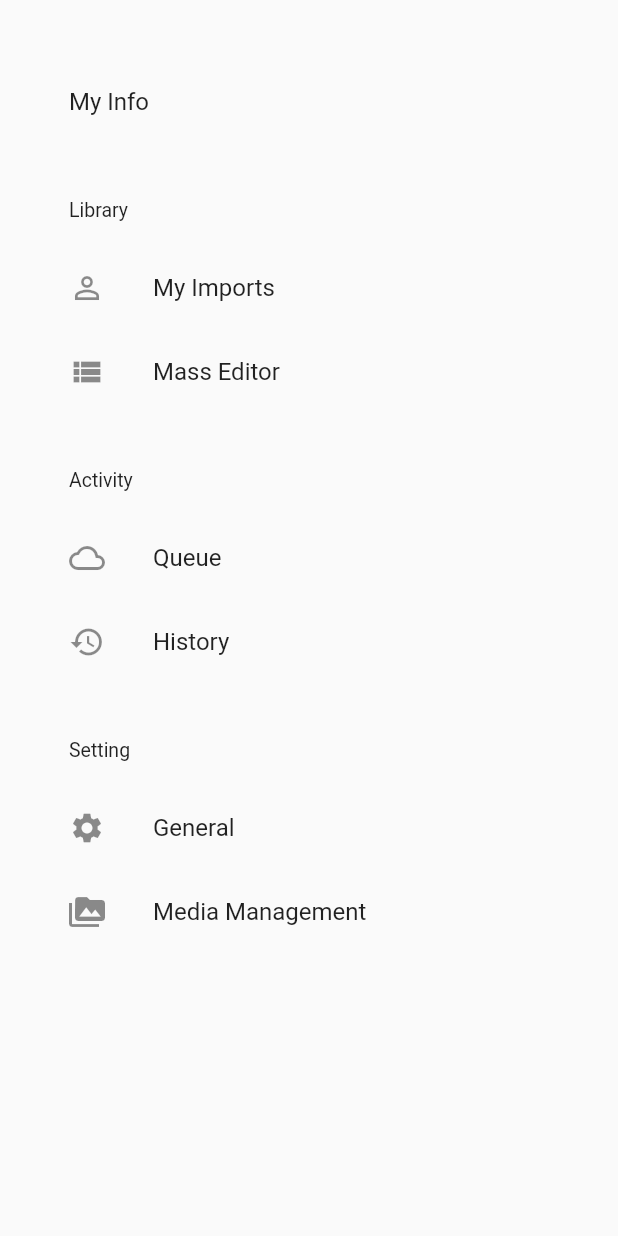
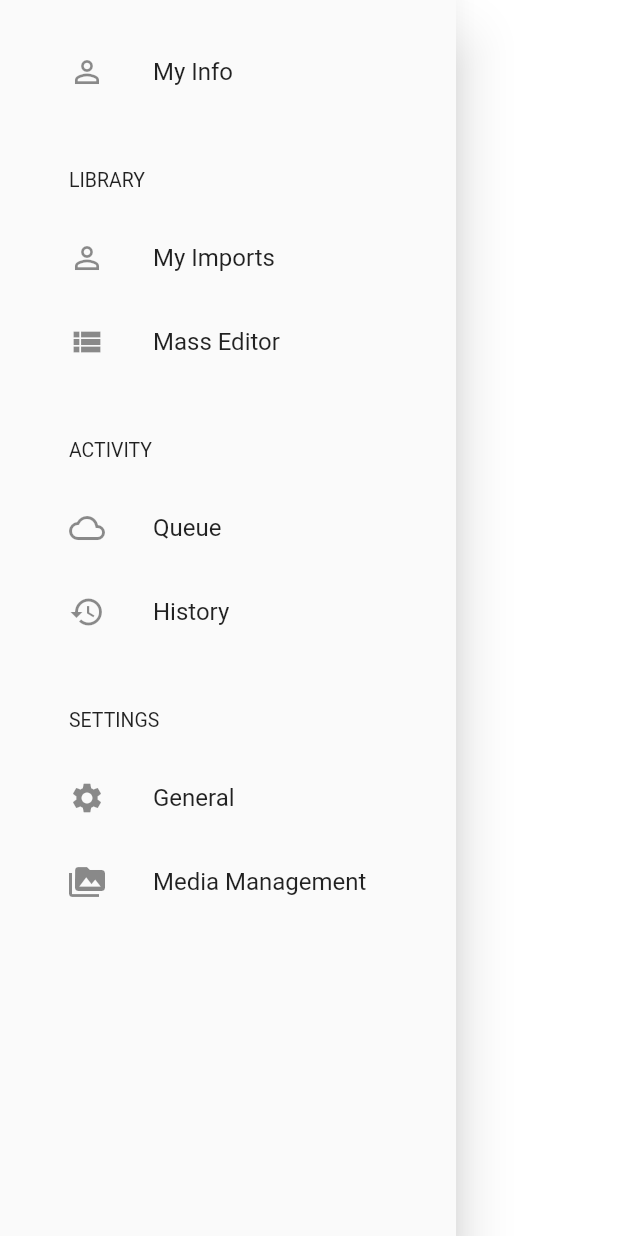
Before and after one commit to Mr-Quin/my_flutter, a Flutter app: the screen it shows after launch, on a phone screen of 412 x 824 dp. Run offline on Flutter 3.47's test engine with Material 2 defaults, Android fonts, the phone set to English and light mode, and no system bars.

Commit message:
split classes to different files

```diff
--- /dev/null
+++ b/lib/app.dart
@@ -0,0 +1,13 @@
+import 'package:flutter/material.dart';
+import 'sidebar.dart';
+
+class App extends StatelessWidget {
+  const App({Key? key}) : super(key: key);
+
+  @override
+  Widget build(BuildContext context) {
+    return Row(
+      children: [SideBar(), Container()],
+    );
+  }
+}
--- a/lib/main.dart
+++ b/lib/main.dart
@@ -1,90 +1,4 @@
-// Copyright 2018 The Flutter team. All rights reserved.
-// Use of this source code is governed by a BSD-style license that can be
-// found in the LICENSE file.
-
 import 'package:flutter/material.dart';
-import 'package:english_words/english_words.dart';
+import 'app.dart';
 
 void main() => runApp(MaterialApp(home: App()));
-
-class App extends StatelessWidget {
-  const App({Key? key}) : super(key: key);
-
-  @override
-  Widget build(BuildContext context) {
-    return Container(width: 50, child: SideBar());
-  }
-}
-
-class SideBar extends StatelessWidget {
-  const SideBar({Key? key}) : super(key: key);
-
-  @override
-  Widget build(BuildContext context) {
-    return Drawer(
-      child: ListView(
-        padding: EdgeInsets.only(left: 30, top: 20),
-        children: const <Widget>[
-          DrawerSection(
-              children: const <Widget>[ListTile(title: Text('My Info'))]),
-          DrawerSection(title: 'Library', children: const <Widget>[
-            ListTile(
-              leading: Icon(Icons.person_outline),
-              title: Text('My Imports'),
-            ),
-            ListTile(
-              leading: Icon(Icons.view_list),
-              title: Text('Mass Editor'),
-            ),
-          ]),
-          DrawerSection(title: 'Activity', children: const <Widget>[
-            ListTile(
-              leading: Icon(Icons.wb_cloudy_outlined),
-              title: Text('Queue'),
-            ),
-            ListTile(
-              leading: Icon(Icons.history),
-              title: Text('History'),
-            ),
-          ]),
-          DrawerSection(title: 'Setting', children: const <Widget>[
-            ListTile(
-              leading: Icon(Icons.settings),
-              title: Text('General'),
-            ),
-            ListTile(
-              leading: Icon(Icons.perm_media),
-              title: Text('Media Management'),
-            ),
-          ]),
-        ],
-      ),
-    );
-  }
-}
-
-class DrawerSection extends StatelessWidget {
-  const DrawerSection({Key? key, this.title, required this.children})
-      : super(key: key);
-
-  final String? title;
-  final List<Widget> children;
-
-  @override
-  Widget build(BuildContext context) {
-    return Padding(
-        padding: EdgeInsets.only(top: 20),
-        child: Column(
-          children: <Widget>[
-            // if title is not null, display a title tile
-            (title != null
-                ? ListTile(
-                    title: Text(title!),
-                    dense: true,
-                  )
-                : Container()),
-            ...children
-          ],
-        ));
-  }
-}
--- /dev/null
+++ b/lib/sidebar.dart
@@ -0,0 +1,92 @@
+import 'package:flutter/material.dart';
+
+class SideBar extends StatefulWidget {
+  const SideBar({Key? key}) : super(key: key);
+
+  @override
+  _SideBarState createState() => _SideBarState();
+}
+
+class _SideBarState extends State<SideBar> {
+  String _selected = '';
+
+  Widget _makeTile(String title, IconData icon) {
+    bool isSelected = title == _selected;
+
+    TextStyle style = isSelected ? TextStyle(color: Colors.cyan) : TextStyle();
+
+    return ListTile(
+      leading: Icon(icon),
+      title: Text(title, style: style),
+      onTap: () {
+        setState(() {
+          if (isSelected) {
+            _selected = '';
+          } else {
+            _selected = title;
+          }
+        });
+      },
+    );
+  }
+
+  void _handleTap(String title) {
+    setState(() {
+      if (title == _selected) {
+        _selected = '';
+      } else {
+        _selected = title;
+      }
+    });
+  }
+
+  @override
+  Widget build(BuildContext context) {
+    return Drawer(
+      child: ListView(
+        padding: const EdgeInsets.only(left: 30, top: 20),
+        children: <Widget>[
+          _makeTile('My Info', Icons.person_outline),
+          SideBarSection(title: 'Library', children: <Widget>[
+            _makeTile('My Imports', Icons.person_outline),
+            _makeTile('Mass Editor', Icons.view_list),
+          ]),
+          SideBarSection(title: 'Activity', children: <Widget>[
+            _makeTile('Queue', Icons.wb_cloudy_outlined),
+            _makeTile('History', Icons.history),
+          ]),
+          SideBarSection(title: 'Settings', children: <Widget>[
+            _makeTile('General', Icons.settings),
+            _makeTile('Media Management', Icons.perm_media),
+          ]),
+        ],
+      ),
+    );
+  }
+}
+
+class SideBarSection extends StatelessWidget {
+  const SideBarSection({Key? key, this.title, required this.children})
+      : super(key: key);
+
+  final String? title;
+  final List<Widget> children;
+
+  @override
+  Widget build(BuildContext context) {
+    return Padding(
+        padding: EdgeInsets.only(top: 20),
+        child: Column(
+          children: <Widget>[
+            // if title is not null, display a title tile
+            (title != null
+                ? ListTile(
+                    title: Text(title!.toUpperCase()),
+                    dense: true,
+                  )
+                : Container()),
+            ...children
+          ],
+        ));
+  }
+}
```
